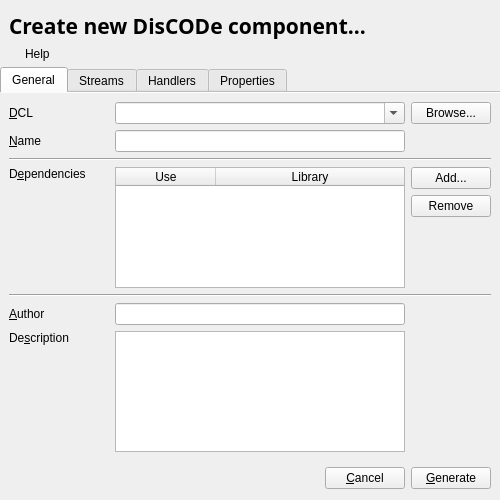
The window that src/Tools/diswizard.ui (maciek-slon/DisCODe) describes before a commit, drawn with Qt 5.
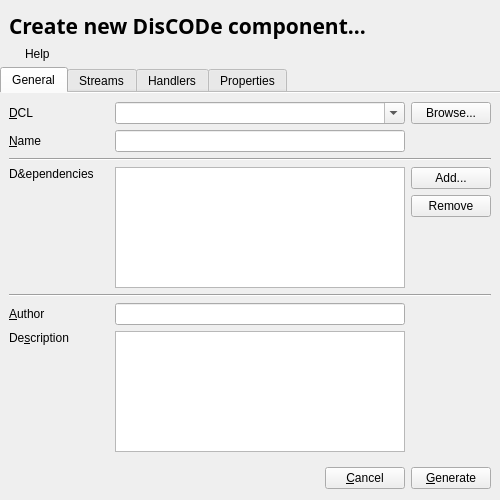
The same window after the commit. The open tabs and pages were chosen to show the change.

What changed in the file:
```diff
--- a/src/Tools/diswizard.ui
+++ b/src/Tools/diswizard.ui
@@ -116,29 +116,6 @@
          </property>
         </widget>
        </item>
-       <item row="3" column="1">
-        <widget class="QTableWidget" name="tblDependencies">
-         <property name="tabKeyNavigation">
-          <bool>false</bool>
-         </property>
-         <attribute name="horizontalHeaderStretchLastSection">
-          <bool>true</bool>
-         </attribute>
-         <attribute name="verticalHeaderVisible">
-          <bool>false</bool>
-         </attribute>
-         <column>
-          <property name="text">
-           <string>Use</string>
-          </property>
-         </column>
-         <column>
-          <property name="text">
-           <string>Library</string>
-          </property>
-         </column>
-        </widget>
-       </item>
        <item row="1" column="1">
         <widget class="QLineEdit" name="edName"/>
        </item>
@@ -249,6 +226,9 @@
          </property>
         </widget>
        </item>
+       <item row="3" column="1">
+        <widget class="QListWidget" name="lstDeps"/>
+       </item>
       </layout>
      </widget>
      <widget class="QWidget" name="tab_2">
```
Left out of the diff: 6 changed lines with no effect on the pictures.
